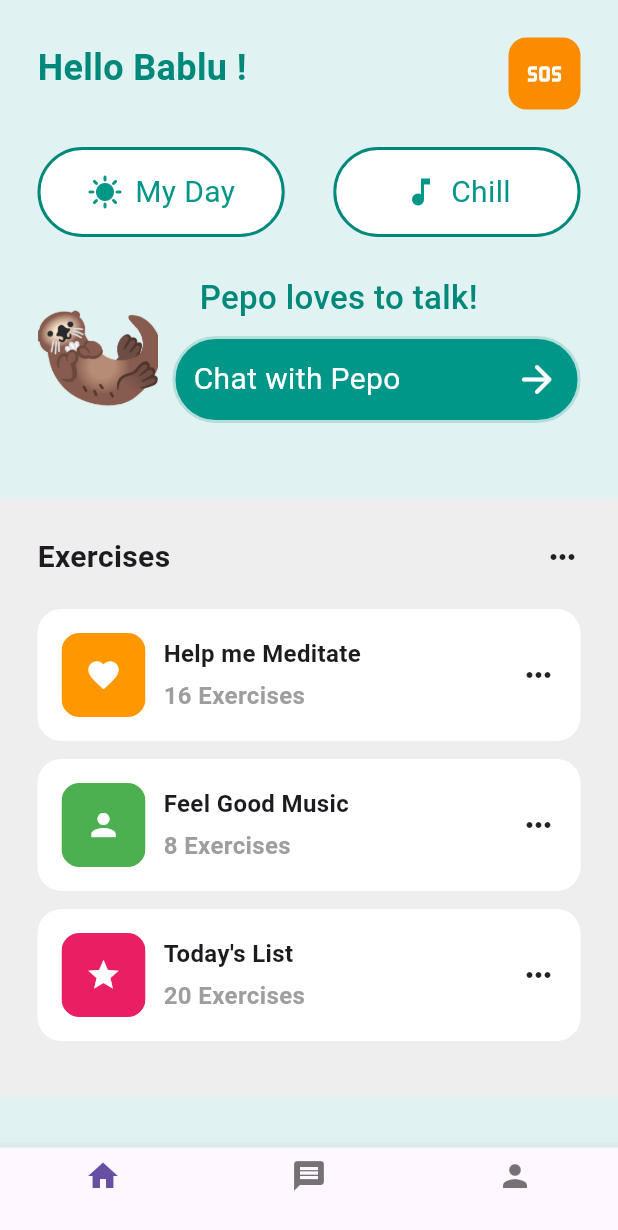
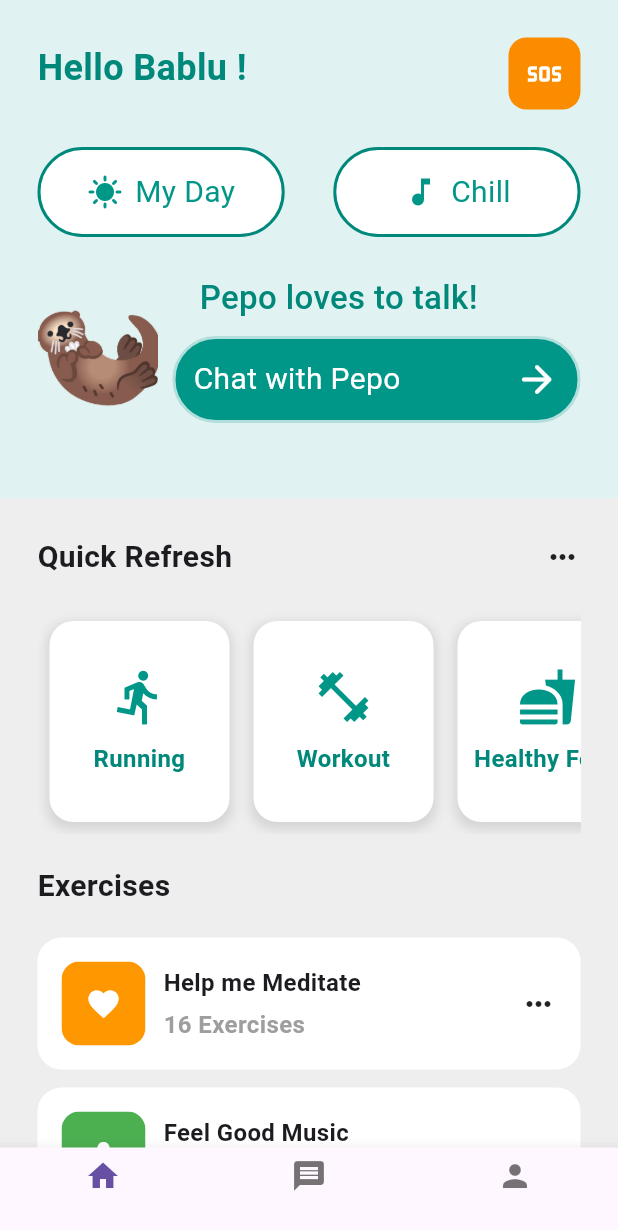
Before and after one commit to racchittt/gen_ai, a Flutter app: the DashboardPage screen opened directly, on a phone screen of 412 x 824 dp. Shown: the top 1230 px of the screen. Run offline on Flutter 3.47's test engine with Material 3 defaults, Android fonts, the phone set to English and light mode, and no system bars; our stand-ins replace circular_countdown_timer, google_fonts, lottie; missing offline and left inert: design_grid; network calls fail.

Commit message:
feat: horizontal cards

```diff
--- a/lib/pages/dashboard.dart
+++ b/lib/pages/dashboard.dart
@@ -1,6 +1,70 @@
 import 'package:flutter/material.dart';
 import '../util/exercise_tile.dart';
 import '../components/emoticon_faces.dart'; // Import the new component
+
+class HorizontalCards extends StatelessWidget {
+  final List<CardItem> items;
+
+  HorizontalCards({required this.items});
+
+  @override
+  Widget build(BuildContext context) {
+    return Container(
+      height: 150, // Set height for horizontal list view
+      child: ListView.builder(
+        scrollDirection: Axis.horizontal,
+        itemCount: items.length,
+        itemBuilder: (context, index) {
+          return Padding(
+            padding: const EdgeInsets.all(8.0),
+            child: Container(
+              width: 120, // Width of each card
+              decoration: BoxDecoration(
+                color: Colors.white,
+                borderRadius: BorderRadius.circular(16),
+                boxShadow: [
+                  BoxShadow(
+                    color: Colors.grey.withOpacity(0.3),
+                    spreadRadius: 2,
+                    blurRadius: 5,
+                    offset: Offset(0, 3), // changes position of shadow
+                  ),
+                ],
+              ),
+              child: Column(
+                mainAxisAlignment: MainAxisAlignment.center,
+                children: [
+                  Icon(
+                    items[index].icon,
+                    size: 40,
+                    color: Colors.teal,
+                  ),
+                  SizedBox(height: 10),
+                  Text(
+                    items[index].label,
+                    textAlign: TextAlign.center,
+                    style: TextStyle(
+                      color: Colors.teal[600],
+                      fontWeight: FontWeight.bold,
+                      fontSize: 16,
+                    ),
+                  ),
+                ],
+              ),
+            ),
+          );
+        },
+      ),
+    );
+  }
+}
+
+class CardItem {
+  final IconData icon;
+  final String label;
+
+  CardItem({required this.icon, required this.label});
+}
 
 class DashboardPage extends StatefulWidget {
   const DashboardPage({super.key});
@@ -10,6 +74,13 @@ class DashboardPage extends StatefulWidget {
 }
 
 class _DashboardPageState extends State<DashboardPage> {
+  List<CardItem> cardItems = [
+    CardItem(icon: Icons.directions_run, label: 'Running'),
+    CardItem(icon: Icons.fitness_center, label: 'Workout'),
+    CardItem(icon: Icons.fastfood, label: 'Healthy Food'),
+    CardItem(icon: Icons.spa, label: 'Meditation'),
+    CardItem(icon: Icons.music_note, label: 'Music'),
+  ];
   @override
   Widget build(BuildContext context) {
     return Scaffold(
@@ -78,7 +149,10 @@ class _DashboardPageState extends State<DashboardPage> {
                             ),
                           ),
                           padding: EdgeInsets.all(12),
-                          child: Row(crossAxisAlignment: CrossAxisAlignment.center, mainAxisAlignment: MainAxisAlignment.center, children: [
+                          child: Row(
+                              crossAxisAlignment: CrossAxisAlignment.center,
+                              mainAxisAlignment: MainAxisAlignment.center,
+                              children: [
                                 Icon(
                                   Icons.sunny,
                                   color: Colors.teal,
@@ -88,8 +162,8 @@ class _DashboardPageState extends State<DashboardPage> {
                                 ),
                                 Text(
                                   'My Day',
-                              style:
-                                  TextStyle(color: Colors.teal, fontSize: 20),
+                                  style: TextStyle(
+                                      color: Colors.teal, fontSize: 20),
                                 )
                               ]),
                         ),
@@ -106,7 +180,10 @@ class _DashboardPageState extends State<DashboardPage> {
                             ),
                           ),
                           padding: EdgeInsets.all(12),
-                          child: Row(crossAxisAlignment: CrossAxisAlignment.center, mainAxisAlignment: MainAxisAlignment.center,children: [
+                          child: Row(
+                              crossAxisAlignment: CrossAxisAlignment.center,
+                              mainAxisAlignment: MainAxisAlignment.center,
+                              children: [
                                 Icon(
                                   Icons.music_note,
                                   color: Colors.teal,
@@ -116,8 +193,8 @@ class _DashboardPageState extends State<DashboardPage> {
                                 ),
                                 Text(
                                   'Chill',
-                              style:
-                                  TextStyle(color: Colors.teal, fontSize: 20),
+                                  style: TextStyle(
+                                      color: Colors.teal, fontSize: 20),
                                 )
                               ]),
                         ),
@@ -135,14 +212,17 @@ class _DashboardPageState extends State<DashboardPage> {
                           child: Image.asset("assets/images/otter.gif",
                               height: 90, width: 80, fit: BoxFit.cover),
                         ),
-                        SizedBox(width: 10), // Added space between image and text
-                        Expanded( // Make sure the text takes remaining space
+                        SizedBox(
+                            width: 10), // Added space between image and text
+                        Expanded(
+                          // Make sure the text takes remaining space
                           child: Column(
                             crossAxisAlignment: CrossAxisAlignment.start,
                             children: [
-                              Padding(padding: const EdgeInsets.fromLTRB(18.0,0,0,0),
-                              child:
-                              Text(
+                              Padding(
+                                padding:
+                                    const EdgeInsets.fromLTRB(18.0, 0, 0, 0),
+                                child: Text(
                                   'Pepo loves to talk!',
                                   style: TextStyle(
                                     color: Colors.teal[600],
@@ -201,7 +281,7 @@ class _DashboardPageState extends State<DashboardPage> {
                       mainAxisAlignment: MainAxisAlignment.spaceBetween,
                       children: [
                         Text(
-                          'Exercises',
+                          'Quick Refresh',
                           style: TextStyle(
                             fontWeight: FontWeight.bold,
                             fontSize: 20,
@@ -213,8 +293,27 @@ class _DashboardPageState extends State<DashboardPage> {
                     SizedBox(
                       height: 20,
                     ),
+                    HorizontalCards(items: cardItems),
+                    SizedBox(
+                      height: 20,
+                    ),
+                    Container(
+                      alignment:
+                          Alignment.centerLeft, // Aligns the text to the start
+                      child: Text(
+                        'Exercises',
+                        style: TextStyle(
+                          fontWeight: FontWeight.bold,
+                          fontSize: 20,
+                        ),
+                      ),
+                    ),
+                    SizedBox(
+                      height: 20,
+                    ),
                     ListView(
-                      physics: NeverScrollableScrollPhysics(), // Prevents nested scrolling
+                      physics:
+                          NeverScrollableScrollPhysics(), // Prevents nested scrolling
                       shrinkWrap: true, // Allow ListView to take minimum height
                       children: [
                         ExerciseTile(
```
Lines whose indentation alone changed are shown as unchanged.
